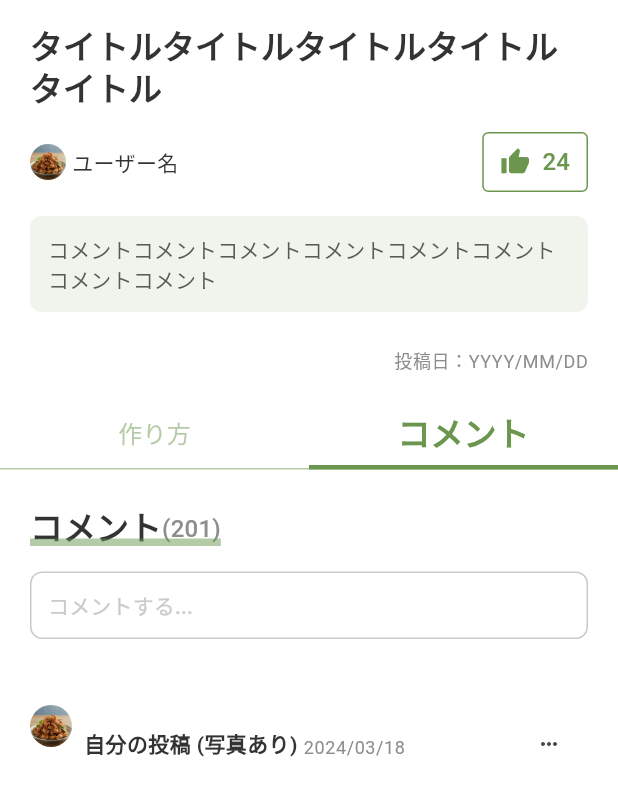
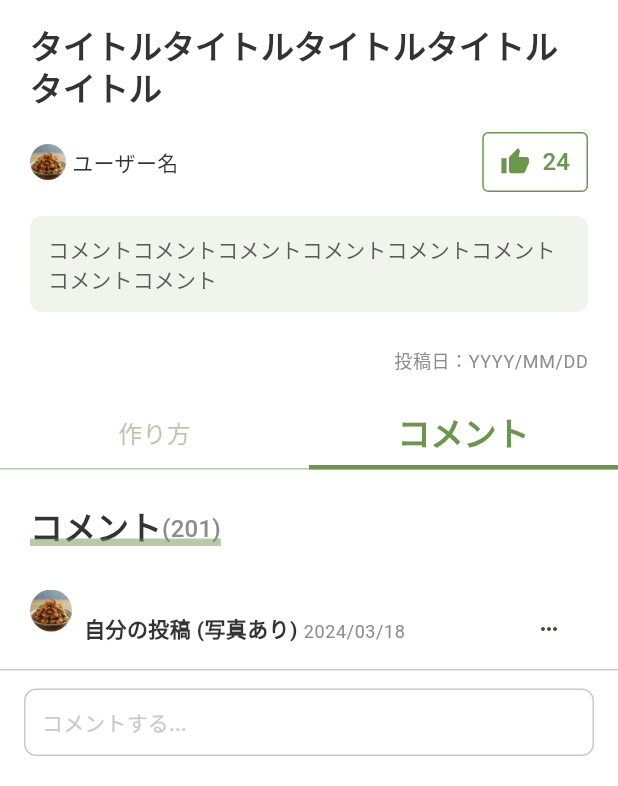
Before and after one commit to shinonome-inc/yumemi-pg-hackathon-team4, a Flutter app: the RecipeDetailPage screen opened by its route, tab 2 chosen, on a phone screen of 412 x 824 dp, the part 450-1236 px from its top. Run offline on Flutter 3.47's test engine with Material 3 defaults, Android fonts, the phone set to English and light mode, and no system bars; our stand-ins replace cloud_firestore, firebase_auth, firebase_core, flutter_dotenv, flutter_riverpod, flutter_svg and 6 more; accounts and stored records are empty; generated files the repository leaves out were written again; network calls fail; project files that could hold a hidden picture were left out.

Commit message:
コメント記入欄を画面下に固定

```diff
--- a/client/lib/pages/recipe_detail/recipe_detail_recipe_comments_component.dart
+++ b/client/lib/pages/recipe_detail/recipe_detail_recipe_comments_component.dart
@@ -26,8 +26,7 @@ class RecipeCommentsComponentState extends State<RecipeCommentsComponent> {
     super.initState();
     _focusNode.addListener(() {
       setState(() {
-        isTextFieldActive = _focusNode.hasFocus;
-        // print(isTextFieldActive);
+        isTextFieldActive = _focusNode.hasFocus; // フォーカスがあるかどうかを判定
       });
     });
   }
@@ -57,7 +56,7 @@ class RecipeCommentsComponentState extends State<RecipeCommentsComponent> {
       context: context,
       builder: (context) {
         return Container(
-          color: AppColors.white, // 背景色を指定
+          color: AppColors.white,
           child: Wrap(
             children: [
               ListTile(
@@ -97,15 +96,125 @@ class RecipeCommentsComponentState extends State<RecipeCommentsComponent> {
 
   @override
   Widget build(BuildContext context) {
-    return CustomScrollView(
-      slivers: [
-        SliverPadding(
-          padding: const EdgeInsets.symmetric(horizontal: 20, vertical: 24),
-          sliver: SliverList(
-            delegate: SliverChildListDelegate.fixed([_buildComment()]),
+    return Column(
+      children: [
+        Expanded(
+          child: CustomScrollView(
+            slivers: [
+              SliverPadding(
+                padding:
+                    const EdgeInsets.symmetric(horizontal: 20, vertical: 24),
+                sliver: SliverList(
+                  delegate:
+                      SliverChildListDelegate.fixed([_buildCommentList()]),
+                ),
+              ),
+            ],
           ),
         ),
+        _buildCommentInput(),
       ],
+    );
+  }
+
+  Widget _buildCommentInput() {
+    return Container(
+      padding: const EdgeInsets.symmetric(horizontal: 16, vertical: 12),
+      decoration: const BoxDecoration(
+        color: AppColors.white,
+        border: Border(
+          top: BorderSide(color: AppColors.gray3),
+        ),
+      ),
+      child: Column(
+        mainAxisSize: MainAxisSize.min,
+        children: [
+          TextField(
+            controller: myController,
+            focusNode: _focusNode,
+            minLines: isTextFieldActive ? 3 : 1,
+            maxLines: null,
+            decoration: InputDecoration(
+              suffixIcon: isTextFieldActive ? _buildImageButton() : null,
+              hintText: 'コメントする...',
+              hintStyle: context.textTheme.labelLarge?.copyWith(
+                color: AppColors.gray3,
+              ),
+              filled: true,
+              fillColor: AppColors.white,
+              hoverColor: AppColors.white, // ホバー時の色変更を無効化
+              enabledBorder: OutlineInputBorder(
+                borderRadius: BorderRadius.circular(8),
+                borderSide: const BorderSide(color: AppColors.gray3),
+              ),
+              focusedBorder: OutlineInputBorder(
+                borderRadius: BorderRadius.circular(8),
+                borderSide: const BorderSide(color: AppColors.green1),
+              ),
+              contentPadding:
+                  const EdgeInsets.symmetric(vertical: 12, horizontal: 8),
+              isDense: true,
+            ),
+            cursorColor: AppColors.green1,
+            style: context.textTheme.labelLarge?.copyWith(
+              color: AppColors.gray1,
+            ),
+          ),
+          const SizedBox(height: 8),
+          SizedBox(
+            height: isTextFieldActive ? 52 : 0,
+            child: Row(
+              mainAxisAlignment: MainAxisAlignment.end,
+              children: [
+                FilledButton(
+                  onPressed: () {
+                    myController.clear();
+                    _selectedImage = null;
+                  },
+                  style: ElevatedButton.styleFrom(
+                    backgroundColor: AppColors.white,
+                    foregroundColor: AppColors.gray2,
+                    shape: RoundedRectangleBorder(
+                      borderRadius: BorderRadius.circular(100),
+                    ),
+                    fixedSize: const Size(100, 36),
+                    padding: EdgeInsets.zero,
+                  ),
+                  child: Text(
+                    'キャンセル',
+                    style: context.textTheme.labelLarge?.copyWith(
+                      color: AppColors.gray2,
+                    ),
+                  ),
+                ),
+                const SizedBox(width: 4),
+                FilledButton(
+                  onPressed: () {
+                    comment = myController.text;
+                    myController.clear();
+                    _selectedImage = null;
+                  },
+                  style: ElevatedButton.styleFrom(
+                    backgroundColor: AppColors.green1,
+                    foregroundColor: AppColors.white,
+                    shape: RoundedRectangleBorder(
+                      borderRadius: BorderRadius.circular(100),
+                    ),
+                    fixedSize: const Size(100, 36),
+                    padding: EdgeInsets.zero,
+                  ),
+                  child: Text(
+                    'コメント',
+                    style: context.textTheme.labelLarge?.copyWith(
+                      color: AppColors.white,
+                    ),
+                  ),
+                ),
+              ],
+            ),
+          ),
+        ],
+      ),
     );
   }
 
@@ -123,7 +232,9 @@ class RecipeCommentsComponentState extends State<RecipeCommentsComponent> {
             border: Border.all(color: AppColors.gray3),
             image: _selectedImage != null
                 ? DecorationImage(
-                    image: NetworkImage(_selectedImage!.path), // ✅ Web でも動作可能
+                    image: NetworkImage(
+                      _selectedImage!.path,
+                    ), // Web でも動作可能のため，NetworkImageを使用
                     fit: BoxFit.cover,
                   )
                 : null,
@@ -153,7 +264,7 @@ class RecipeCommentsComponentState extends State<RecipeCommentsComponent> {
     );
   }
 
-  Widget _buildComment() {
+  Widget _buildCommentList() {
     //%%%%%%%%%%%%%%%%%%%%%%%%%%%%%%%%%%%%%%%%%%%%%%%%%%%%%%%%%%%%
     // API繋ぎ込みで修正が必要 (コメントのデータ取得)
     //%%%%%%%%%%%%%%%%%%%%%%%%%%%%%%%%%%%%%%%%%%%%%%%%%%%%%%%%%%%%
@@ -277,94 +388,6 @@ class RecipeCommentsComponentState extends State<RecipeCommentsComponent> {
       children: [
         _buildTitle('コメント', '(201)', context),
         const SizedBox(height: 16),
-        TextField(
-          controller: myController,
-          focusNode: _focusNode,
-          minLines: isTextFieldActive ? 3 : 1,
-          maxLines: null,
-          decoration: InputDecoration(
-            suffixIcon: isTextFieldActive ? _buildImageButton() : null,
-            hintText: 'コメントする...',
-            hintStyle: context.textTheme.labelLarge?.copyWith(
-              color: AppColors.gray3,
-            ),
-            filled: true,
-            fillColor: AppColors.white,
-            hoverColor: AppColors.white, // ホバー時の色変更を無効化
-            enabledBorder: OutlineInputBorder(
-              borderRadius: BorderRadius.circular(8),
-              borderSide: const BorderSide(color: AppColors.gray3),
-            ),
-            focusedBorder: OutlineInputBorder(
-              borderRadius: BorderRadius.circular(8),
-              borderSide: const BorderSide(color: AppColors.green1),
-            ),
-            contentPadding:
-                const EdgeInsets.symmetric(vertical: 12, horizontal: 8),
-            isDense: true,
-          ),
-          cursorColor: AppColors.green1,
-          style: context.textTheme.labelLarge?.copyWith(
-            color: AppColors.gray1,
-          ),
-        ),
-        const SizedBox(height: 16),
-        SizedBox(
-          height: isTextFieldActive ? 52 : 0,
-          child: Row(
-            mainAxisAlignment: MainAxisAlignment.end,
-            children: [
-              FilledButton(
-                onPressed: () {
-                  print('キャンセル');
-                  myController.clear();
-                  _selectedImage = null;
-                },
-                style: ElevatedButton.styleFrom(
-                  backgroundColor: AppColors.white,
-                  foregroundColor: AppColors.gray2,
-                  shape: RoundedRectangleBorder(
-                    borderRadius: BorderRadius.circular(100),
-                  ),
-                  fixedSize: const Size(100, 36),
-                  padding: EdgeInsets.zero,
-                ),
-                child: Text(
-                  'キャンセル',
-                  style: context.textTheme.labelLarge?.copyWith(
-                    color: AppColors.gray2,
-                  ),
-                ),
-              ),
-              const SizedBox(width: 4),
-              FilledButton(
-                onPressed: () {
-                  print('コメントを投稿');
-                  comment = myController.text;
-                  print(comment);
-                  myController.clear();
-                  _selectedImage = null;
-                },
-                style: ElevatedButton.styleFrom(
-                  backgroundColor: AppColors.green1,
-                  foregroundColor: AppColors.white,
-                  shape: RoundedRectangleBorder(
-                    borderRadius: BorderRadius.circular(100),
-                  ),
-                  fixedSize: const Size(100, 36),
-                  padding: EdgeInsets.zero,
-                ),
-                child: Text(
-                  'コメント',
-                  style: context.textTheme.labelLarge?.copyWith(
-                    color: AppColors.white,
-                  ),
-                ),
-              ),
-            ],
-          ),
-        ),
-        const SizedBox(height: 16),
         Column(
           children: comments.map((comment) {
             return Container(
@@ -426,9 +449,7 @@ class RecipeCommentsComponentState extends State<RecipeCommentsComponent> {
                                   onPressed: () {
                                     print('Click');
                                   },
-                                  padding: EdgeInsets.zero, // アイコンの余白をなくす
-                                  constraints:
-                                      const BoxConstraints(), // サイズ制約を解除
+                                  padding: EdgeInsets.zero,
                                 ),
                               ),
                           ],
```
